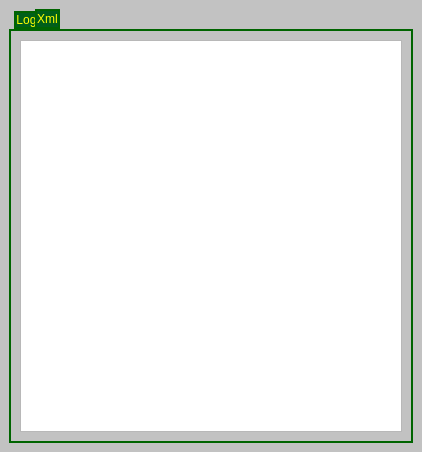
Before: the Qt Designer form branches/macjariel/client/logwidget.ui in kubos741/kbang, drawn with Qt 5.
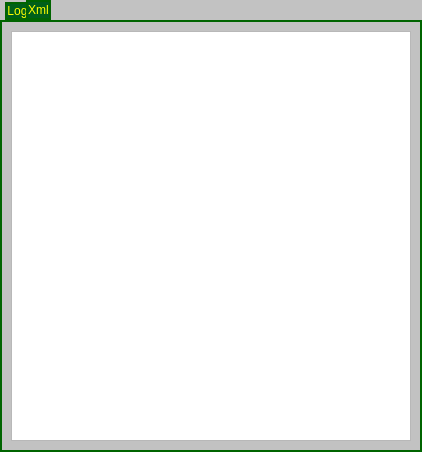
After: the same form once the commit is applied. The open tabs and pages were chosen to show the change.

```diff
--- a/branches/macjariel/client/logwidget.ui
+++ b/branches/macjariel/client/logwidget.ui
@@ -41,6 +41,9 @@
       <enum>QFrame::StyledPanel</enum>
      </property>
      <layout class="QGridLayout" name="gridLayout_4" >
+      <property name="margin" >
+       <number>0</number>
+      </property>
       <item row="0" column="0" >
        <widget class="QTabWidget" name="mp_tabWidget" >
         <property name="styleSheet" >
@@ -126,8 +129,8 @@
              <string>&lt;!DOCTYPE HTML PUBLIC "-//W3C//DTD HTML 4.0//EN" "http://www.w3.org/TR/REC-html40/strict.dtd">
 &lt;html>&lt;head>&lt;meta name="qrichtext" content="1" />&lt;style type="text/css">
 p, li { white-space: pre-wrap; }
-&lt;/style>&lt;/head>&lt;body style=" font-family:'Sans Serif'; font-size:10pt; font-weight:400; font-style:normal;">
-&lt;p style="-qt-paragraph-type:empty; margin-top:0px; margin-bottom:0px; margin-left:0px; margin-right:0px; -qt-block-indent:0; text-indent:0px;">&lt;/p>&lt;/body>&lt;/html></string>
+&lt;/style>&lt;/head>&lt;body style=" font-family:'Sans Serif'; font-size:9pt; font-weight:400; font-style:normal;">
+&lt;p style="-qt-paragraph-type:empty; margin-top:0px; margin-bottom:0px; margin-left:0px; margin-right:0px; -qt-block-indent:0; text-indent:0px; font-size:10pt;">&lt;/p>&lt;/body>&lt;/html></string>
             </property>
             <property name="openLinks" >
              <bool>false</bool>
```
